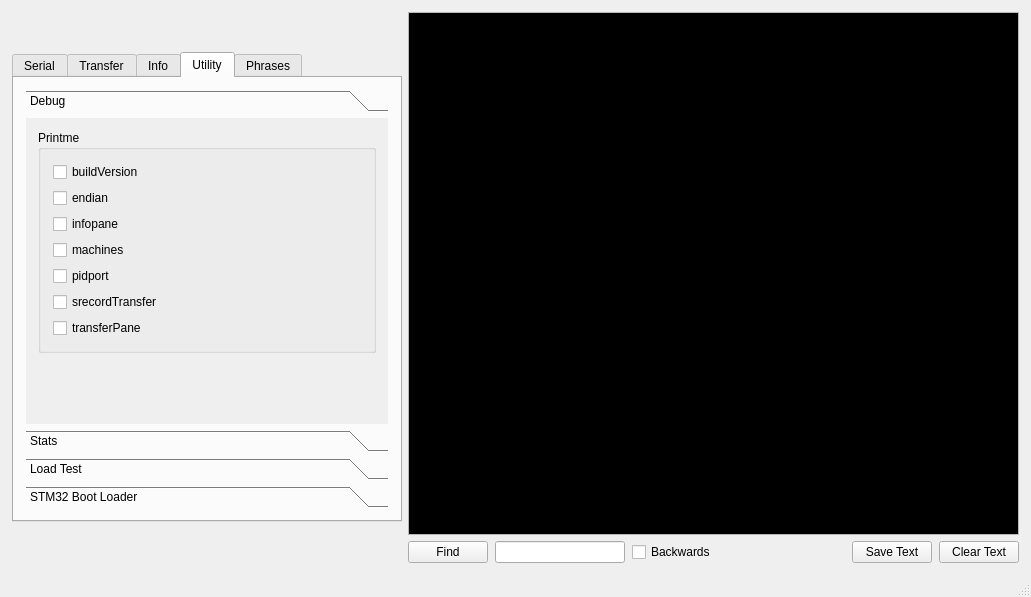
Before: the Qt Designer form mainWindow.ui in strawbot/TimbreTalk, drawn with Qt 5.
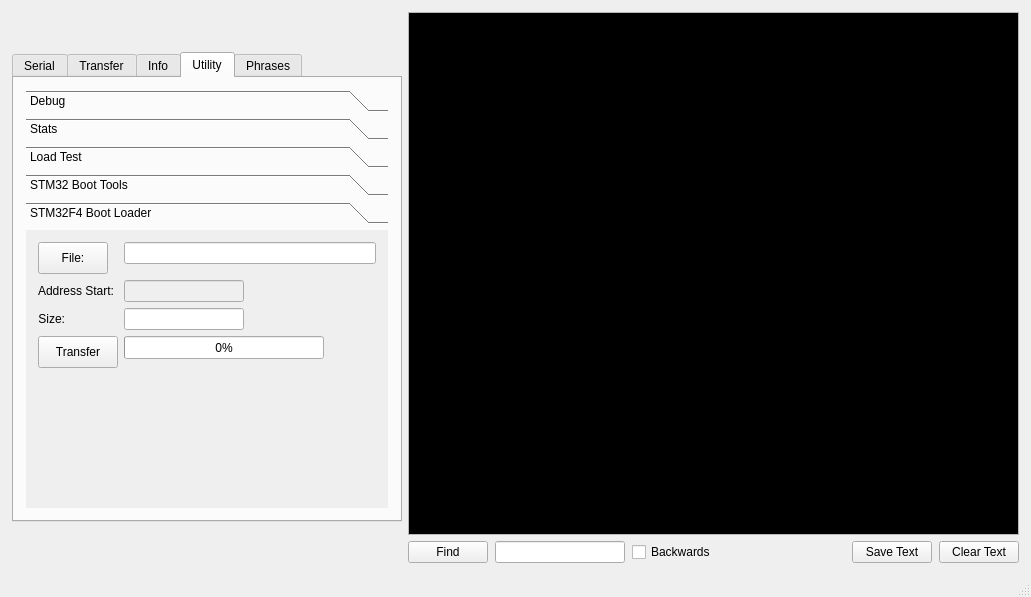
After: the same form once the commit is applied.

```diff
--- a/mainWindow.ui
+++ b/mainWindow.ui
@@ -1332,7 +1332,7 @@
             <item>
              <widget class="QToolBox" name="toolBox">
               <property name="currentIndex">
-               <number>0</number>
+               <number>4</number>
               </property>
               <widget class="QWidget" name="Debug">
                <property name="geometry">
@@ -1715,7 +1715,7 @@
                 </rect>
                </property>
                <attribute name="label">
-                <string>STM32 Boot Loader</string>
+                <string>STM32 Boot Tools</string>
                </attribute>
                <layout class="QVBoxLayout" name="verticalLayout_9" stretch="1,1,0,1,1,1,1,0">
                 <property name="spacing">
@@ -1973,6 +1973,147 @@
                 </item>
                </layout>
               </widget>
+              <widget class="QWidget" name="page">
+               <attribute name="label">
+                <string>STM32F4 Boot Loader</string>
+               </attribute>
+               <layout class="QHBoxLayout" name="horizontalLayout_26">
+                <item>
+                 <layout class="QFormLayout" name="formLayout_3">
+                  <property name="sizeConstraint">
+                   <enum>QLayout::SetDefaultConstraint</enum>
+                  </property>
+                  <property name="fieldGrowthPolicy">
+                   <enum>QFormLayout::ExpandingFieldsGrow</enum>
+                  </property>
+                  <item row="3" column="0">
+                   <widget class="QLabel" name="label_32">
+                    <property name="text">
+                     <string>Address Start:</string>
+                    </property>
+                    <property name="alignment">
+                     <set>Qt::AlignRight|Qt::AlignTrailing|Qt::AlignVCenter</set>
+                    </property>
+                   </widget>
+                  </item>
+                  <item row="3" column="1">
+                   <widget class="QLineEdit" name="bootStart">
+                    <property name="enabled">
+                     <bool>false</bool>
+                    </property>
+                    <property name="minimumSize">
+                     <size>
+                      <width>60</width>
+                      <height>0</height>
+                     </size>
+                    </property>
+                    <property name="maximumSize">
+                     <size>
+                      <width>120</width>
+                      <height>16777215</height>
+                     </size>
+                    </property>
+                   </widget>
+                  </item>
+                  <item row="4" column="0">
+                   <widget class="QLabel" name="label_29">
+                    <property name="text">
+                     <string>Size:</string>
+                    </property>
+                    <property name="alignment">
+                     <set>Qt::AlignRight|Qt::AlignTrailing|Qt::AlignVCenter</set>
+                    </property>
+                   </widget>
+                  </item>
+                  <item row="4" column="1">
+                   <widget class="QLineEdit" name="bootSize">
+                    <property name="maximumSize">
+                     <size>
+                      <width>120</width>
+                      <height>16777215</height>
+                     </size>
+                    </property>
+                    <property name="readOnly">
+                     <bool>true</bool>
+                    </property>
+                   </widget>
+                  </item>
+                  <item row="5" column="0">
+                   <widget class="QPushButton" name="sendBoot">
+                    <property name="minimumSize">
+                     <size>
+                      <width>71</width>
+                      <height>32</height>
+                     </size>
+                    </property>
+                    <property name="maximumSize">
+                     <size>
+                      <width>83</width>
+                      <height>32</height>
+                     </size>
+                    </property>
+                    <property name="text">
+                     <string>Transfer</string>
+                    </property>
+                   </widget>
+                  </item>
+                  <item row="5" column="1">
+                   <widget class="QProgressBar" name="bootLoaderProgressBar">
+                    <property name="minimumSize">
+                     <size>
+                      <width>200</width>
+                      <height>23</height>
+                     </size>
+                    </property>
+                    <property name="maximumSize">
+                     <size>
+                      <width>200</width>
+                      <height>23</height>
+                     </size>
+                    </property>
+                    <property name="value">
+                     <number>0</number>
+                    </property>
+                   </widget>
+                  </item>
+                  <item row="1" column="1">
+                   <widget class="QLineEdit" name="bootFile"/>
+                  </item>
+                  <item row="1" column="0">
+                   <widget class="QPushButton" name="bootSelect">
+                    <property name="enabled">
+                     <bool>true</bool>
+                    </property>
+                    <property name="sizePolicy">
+                     <sizepolicy hsizetype="Minimum" vsizetype="Fixed">
+                      <horstretch>0</horstretch>
+                      <verstretch>0</verstretch>
+                     </sizepolicy>
+                    </property>
+                    <property name="minimumSize">
+                     <size>
+                      <width>70</width>
+                      <height>32</height>
+                     </size>
+                    </property>
+                    <property name="maximumSize">
+                     <size>
+                      <width>70</width>
+                      <height>32</height>
+                     </size>
+                    </property>
+                    <property name="layoutDirection">
+                     <enum>Qt::LeftToRight</enum>
+                    </property>
+                    <property name="text">
+                     <string>File:</string>
+                    </property>
+                   </widget>
+                  </item>
+                 </layout>
+                </item>
+               </layout>
+              </widget>
              </widget>
             </item>
            </layout>
```
Left out of the diff: 29 changed lines with no effect on the pictures.
